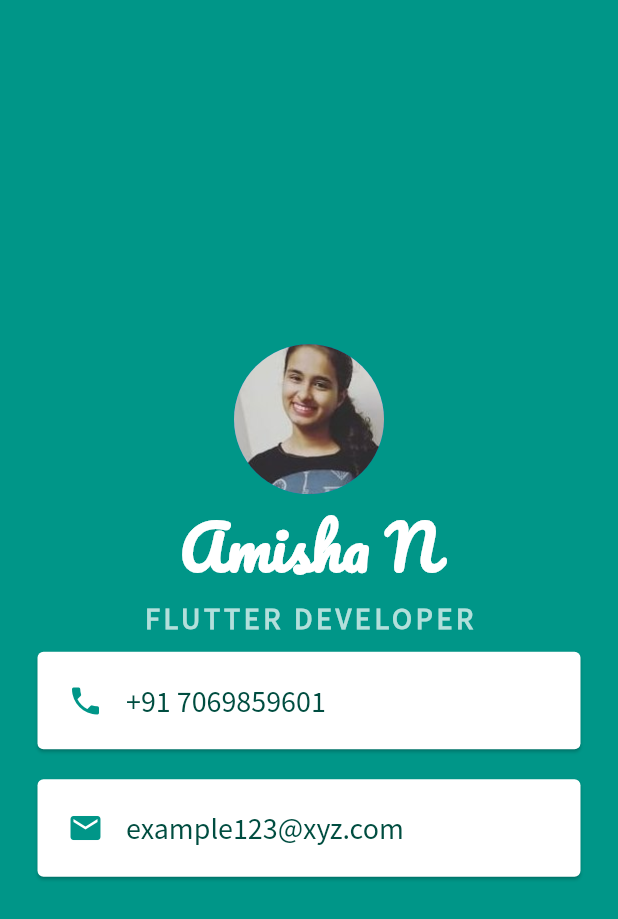
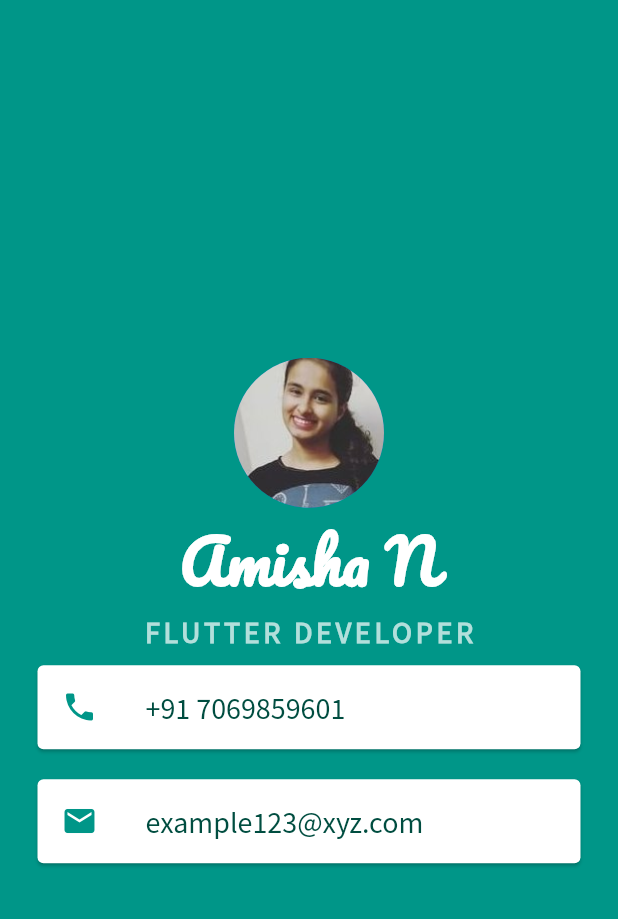
Before and after one commit to ami9901/mi_card_flutter, a Flutter app: the screen it shows after launch, on a phone screen of 412 x 824 dp. Shown: the top 919 px of the screen. Run offline on Flutter 3.47's test engine with Material 2 defaults, Android fonts, the phone set to English and light mode, and no system bars.

Commit message:
using ListTile with Card Widget

```diff
--- a/lib/main.dart
+++ b/lib/main.dart
@@ -42,50 +42,36 @@ class MyApp extends StatelessWidget {
                 color: Colors.white,
                 margin: EdgeInsets.symmetric(vertical: 10.0, horizontal: 25.0),
                 //use padding class to enable padding as Card doesn't have a padding attribute
-                child: Padding(
-                  padding: EdgeInsets.all(20.0),
-                  child: Row(
-                    children: <Widget>[
-                      Icon(
+                child: ListTile(
+                  leading: Icon(
                     Icons.phone,
                     color: Colors.teal,
                   ),
-                      SizedBox(
-                        width: 15.0,
-                      ),
-                      Text(
+                  title: Text(
                     '+91 7069859601',
                     style: TextStyle(
                         color: Colors.teal.shade900,
                         fontFamily: 'Source Sans Pro',
                         fontSize: 20.0),
                   ),
-                    ],
-                  ),
                 ),
               ),
               Card(
                 color: Colors.white,
                 margin: EdgeInsets.symmetric(vertical: 10.0, horizontal: 25.0),
-                child: Padding(
-                  padding: EdgeInsets.all(20.0),
-                  child: Row(
-                    children: <Widget>[
-                      Icon(
+
+                //ListTile works same as row when Card is a parent
+                child: ListTile(
+                  leading: Icon(
                     Icons.mail,
                     color: Colors.teal,
                   ),
-                      SizedBox(
-                        width: 15.0,
-                      ),
-                      Text(
+                  title: Text(
                     'example123@xyz.com',
                     style: TextStyle(
                         color: Colors.teal.shade900,
                         fontFamily: 'Source Sans Pro',
                         fontSize: 20.0),
-                      ),
-                    ],
                   ),
                 ),
               ),
```
Lines whose indentation alone changed are shown as unchanged.
